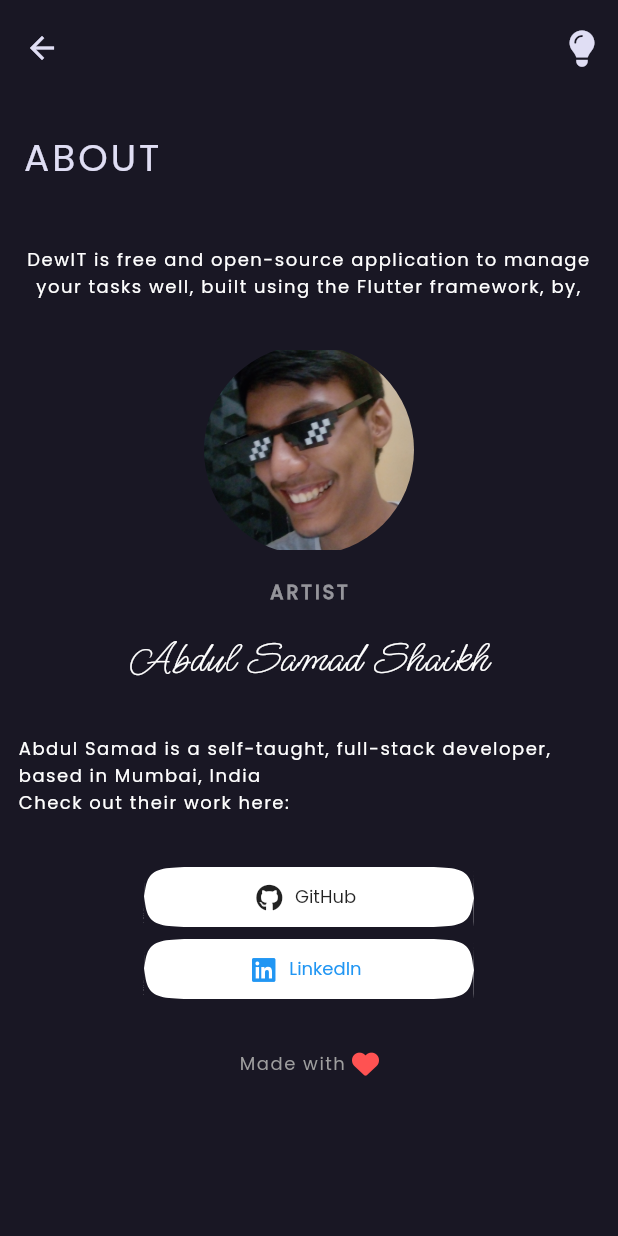
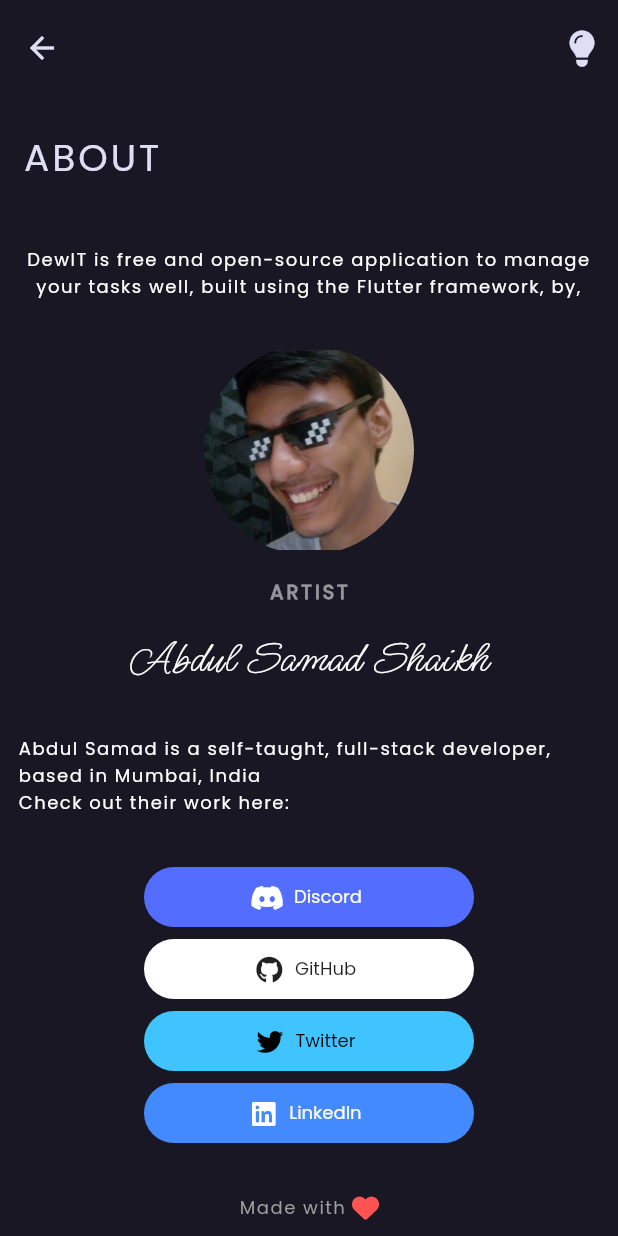
Before and after one commit to schmeekygeek/DewIt, a Flutter app: the screen it shows after launch, in the side drawer, after a tap on "ABOUT", on a phone screen of 412 x 824 dp. Run offline on Flutter 3.47's test engine with Material 2 defaults, Android fonts, the light colour scheme and no system bars; drawn by our look-alikes of animated_text_kit; our stand-ins replace font_awesome_flutter, shared_preferences.

Commit message:
few button style changes in the ui

```diff
--- a/lib/pages/about.dart
+++ b/lib/pages/about.dart
@@ -3,6 +3,7 @@
 import 'package:font_awesome_flutter/font_awesome_flutter.dart';
 import 'package:provider/provider.dart';
 import 'package:todo/providers/theme_model.dart';
+import 'package:todo/widgets/about_links_item.dart';
 import 'package:url_launcher/url_launcher_string.dart';
 
 class About extends StatefulWidget {
@@ -109,59 +110,33 @@
                   Column(
                     mainAxisAlignment: MainAxisAlignment.center,
                     children: [
-                      TextButton.icon(
-                        icon: const Icon(FontAwesomeIcons.github),
-                        label: const Text("GitHub"),
-                        style: ButtonStyle(
-                          foregroundColor: context.watch<ThemeModel>().isDark ? const MaterialStatePropertyAll(Colors.black87) : const MaterialStatePropertyAll(Colors.white),
-                          backgroundColor: !context.watch<ThemeModel>().isDark ? const MaterialStatePropertyAll(Colors.black87) : const MaterialStatePropertyAll(Colors.white),
-                          fixedSize: const MaterialStatePropertyAll(Size.fromWidth(220)),
-                        ),
-                        onPressed: () async {
-                          const githubUrl = "https://github.com/schmeekygeek";
-                          if(await canLaunchUrlString(githubUrl)){
-                            await launchUrlString(
-                              githubUrl,
-                              mode: LaunchMode.externalApplication
-                            );
-                          }
-                        },
+                      const LinkItem(
+                        foregroundColor: Colors.white,
+                        backgroundColor: Colors.indigoAccent,
+                        url: "https://discord.com/users/687543682269708298",
+                        name: " Discord",
+                        icon: FontAwesomeIcons.discord,
                       ),
-                      // TextButton.icon(
-                      //   icon: const Icon(FontAwesomeIcons.twitter),
-                      //   label: const Text("Twitter"),
-                      //   style: ButtonStyle(
-                      //     foregroundColor: context.watch<ThemeModel>().isDark ? const MaterialStatePropertyAll(Colors.black87) : const MaterialStatePropertyAll(Colors.white),
-                      //     fixedSize: const MaterialStatePropertyAll(Size.fromWidth(220)),
-                      //   ),
-                      //   onPressed: () async {
-                      //     const twitterUrl = "https://twitter.com/schmeekydev";
-                      //     if(await canLaunchUrlString(twitterUrl)){
-                      //       await launchUrlString(
-                      //         twitterUrl,
-                      //         mode: LaunchMode.externalApplication
-                      //       );
-                      //     }
-                      //   },
-                      // ),
-                      TextButton.icon(
-                        icon: const Icon(FontAwesomeIcons.linkedin, textDirection: TextDirection.ltr),
-                        label: const Text("LinkedIn"),
-                        style: ButtonStyle(
-                          // foregroundColor: MaterialStatePropertyAll(Colors.black87),
-                          foregroundColor: context.watch<ThemeModel>().isDark ? const MaterialStatePropertyAll(Colors.blue) : const MaterialStatePropertyAll(Colors.white),
-                          backgroundColor: !context.watch<ThemeModel>().isDark ? const MaterialStatePropertyAll(Colors.blue) : const MaterialStatePropertyAll(Colors.white),
-                          fixedSize: const MaterialStatePropertyAll(Size.fromWidth(220)),
-                        ),
-                        onPressed: () async {
-                          const linkedinUrl = "https://www.linkedin.com/in/abdul-samad-shaikh-57b8b2220/";
-                          if(await canLaunchUrlString(linkedinUrl)){
-                            await launchUrlString(
-                              linkedinUrl,
-                              mode: LaunchMode.externalApplication
-                            );
-                          }
-                        },
+                      LinkItem(
+                          foregroundColor: context.watch<ThemeModel>().isDark ? Colors.black87 : Colors.white,
+                          backgroundColor: !context.watch<ThemeModel>().isDark ? Colors.black87 : Colors.white,
+                          url: "https://github.com/schmeekygeek",
+                          name: "GitHub",
+                          icon: FontAwesomeIcons.github,
+                      ),
+                      const LinkItem(
+                        foregroundColor: Colors.black,
+                        backgroundColor: Colors.lightBlueAccent,
+                        url: "https://twitter.com/schmeekydev",
+                        name: "Twitter",
+                        icon: FontAwesomeIcons.twitter,
+                      ),
+                      const LinkItem(
+                        foregroundColor: Colors.white,
+                        backgroundColor: Colors.blueAccent,
+                        url: "https://www.linkedin.com/in/abdul-samad-shaikh-57b8b2220/",
+                        name: "LinkedIn",
+                        icon: FontAwesomeIcons.linkedin,
                       ),
                       const SizedBox(
                         height: 30
--- a/lib/style.dart
+++ b/lib/style.dart
@@ -48,8 +48,8 @@
           fontSize: 18,
           fontFamily: "Poppins",
         ),
-        shape: ContinuousRectangleBorder(
-          borderRadius: BorderRadius.all(Radius.circular(20)),
+        shape: RoundedRectangleBorder(
+            borderRadius: BorderRadius.all(Radius.circular(20)),
         ),
         elevation: 12,
         backgroundColor: Colors.white,
@@ -63,7 +63,9 @@
       ),
       textButtonTheme: TextButtonThemeData(
         style: ButtonStyle(
-          shape: const MaterialStatePropertyAll(ContinuousRectangleBorder(borderRadius: BorderRadius.all(Radius.circular(90)))),
+          shape: const MaterialStatePropertyAll(RoundedRectangleBorder(
+              borderRadius: BorderRadius.all(Radius.circular(20)),
+          )),
           backgroundColor: MaterialStatePropertyAll(Colors.blue[100]),
           foregroundColor: const MaterialStatePropertyAll(Colors.black87),
           textStyle: const MaterialStatePropertyAll(TextStyle(
@@ -125,8 +127,8 @@
           fontSize: 18,
           fontFamily: "Poppins",
         ),
-        shape: ContinuousRectangleBorder(
-          borderRadius: BorderRadius.all(Radius.circular(20)),
+        shape: RoundedRectangleBorder(
+            borderRadius: BorderRadius.all(Radius.circular(20)),
         ),
         elevation: 12,
         backgroundColor: Color.fromARGB(255, 25, 23, 36),
@@ -135,12 +137,14 @@
         fillColor: MaterialStatePropertyAll<Color>(Color.fromARGB(255, 246, 193, 119)),
         checkColor: MaterialStatePropertyAll<Color>(Color.fromARGB(255, 82, 79, 103)),
         shape: ContinuousRectangleBorder(
-          borderRadius: BorderRadius.all(Radius.circular(10)),
+          borderRadius: BorderRadius.all(Radius.circular(20)),
         ),
       ),
       textButtonTheme: TextButtonThemeData(
         style: ButtonStyle(
-          shape: const MaterialStatePropertyAll(ContinuousRectangleBorder(borderRadius: BorderRadius.all(Radius.circular(90)))),
+          shape: const MaterialStatePropertyAll(RoundedRectangleBorder(
+              borderRadius: BorderRadius.all(Radius.circular(20)),
+          )),
           backgroundColor: MaterialStatePropertyAll(Colors.blue[500]),
           foregroundColor: const MaterialStatePropertyAll(Colors.white),
           textStyle: const MaterialStatePropertyAll(TextStyle(
--- /dev/null
+++ b/lib/widgets/about_links_item.dart
@@ -0,0 +1,33 @@
+import 'package:flutter/material.dart';
+import 'package:url_launcher/url_launcher_string.dart';
+
+class LinkItem extends StatelessWidget {
+  final String name;
+  final IconData icon;
+  final String url;
+  final Color backgroundColor;
+  final Color foregroundColor;
+
+  const LinkItem({super.key, required this.name, required this.icon, required this.url, required this.backgroundColor, required this.foregroundColor});
+
+  @override
+  Widget build(BuildContext context) {
+    return TextButton.icon(
+      icon: Icon(icon, textDirection: TextDirection.ltr),
+      label: Text(name),
+      style: ButtonStyle(
+        backgroundColor: MaterialStatePropertyAll(backgroundColor),
+        foregroundColor: MaterialStatePropertyAll(foregroundColor),
+        fixedSize: const MaterialStatePropertyAll(Size.fromWidth(220)),
+      ),
+      onPressed: () async {
+        if(await canLaunchUrlString(url)){
+          await launchUrlString(
+            url,
+            mode: LaunchMode.externalApplication
+          );
+        }
+      },
+    );
+  }
+}
--- a/lib/widgets/list_item_widget.dart
+++ b/lib/widgets/list_item_widget.dart
@@ -21,7 +21,7 @@
     return AnimatedOpacity(
       alwaysIncludeSemantics: true,
       opacity: widget.task.getIsDone ? 0.3 : 1,
-      duration: const Duration(seconds: 1),
+      duration: const Duration(milliseconds: 800),
       child: Dismissible(
         key: UniqueKey(),
         confirmDismiss: (direction) => Future.value(direction == DismissDirection.endToStart),
@@ -43,6 +43,9 @@
           ),
         ),
         child: CheckboxListTile(
+          checkboxShape: const RoundedRectangleBorder(
+            borderRadius: BorderRadius.all(Radius.circular(5))
+          ),
           value: widget.task.getIsDone,
           onChanged: (value) => context.read<TaskModel>().toggleDone(widget.task),
           title: Text(
```
Also changed, not shown: 27 other files.
